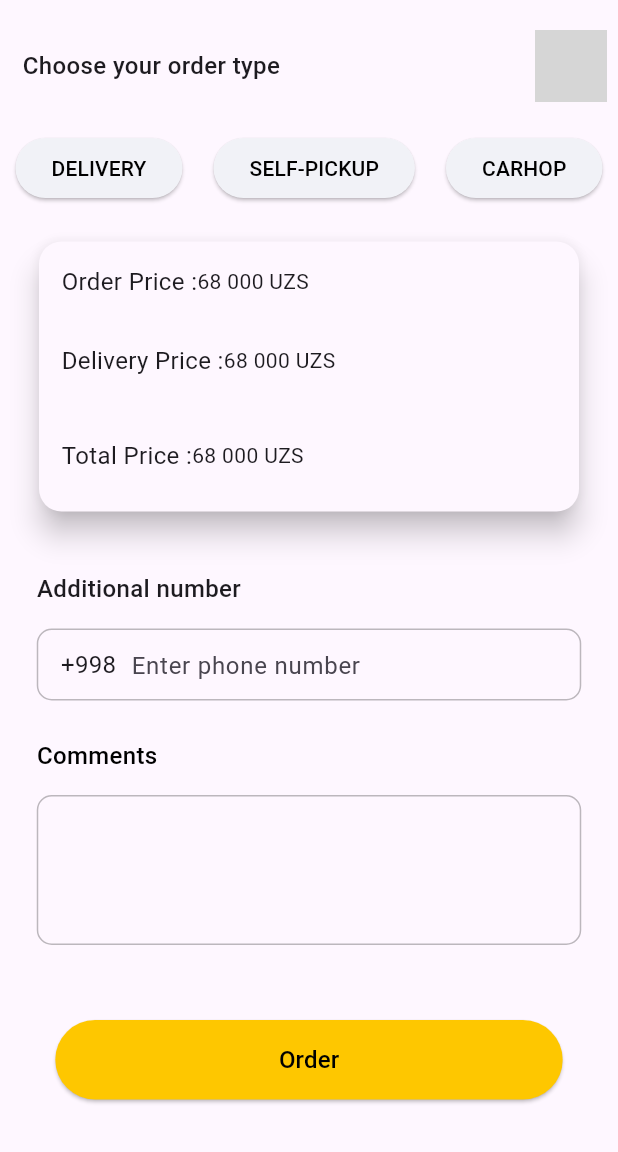
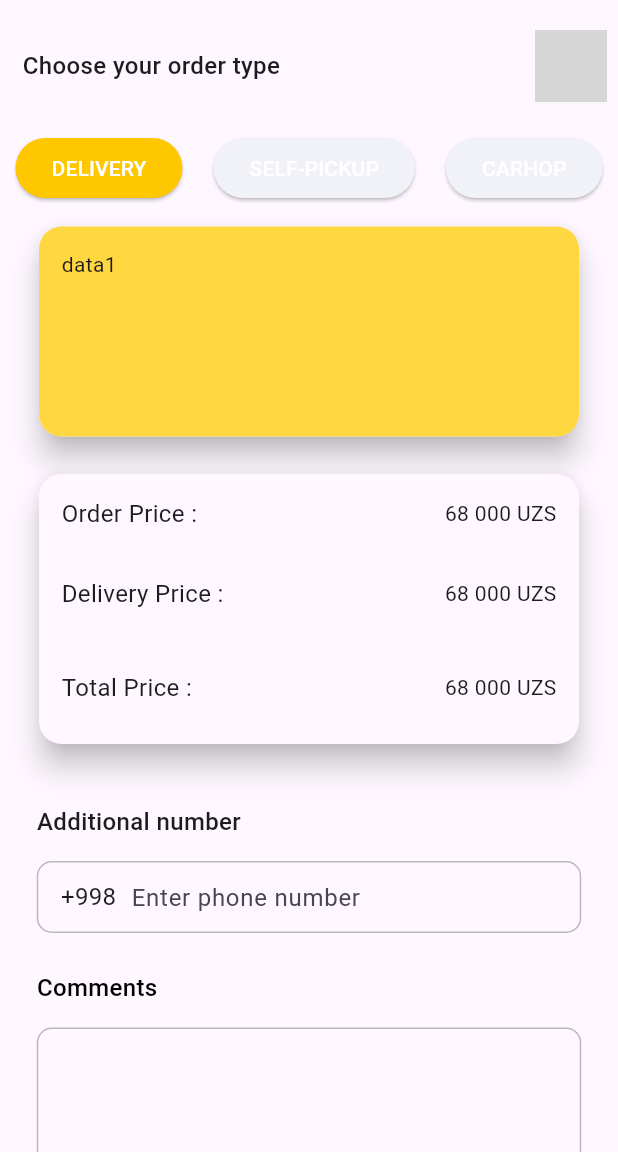
Before and after one commit to IbrokhimSidikov/apploook, a Flutter app: the Checkout screen opened directly, on a phone screen of 412 x 824 dp, the part 84-1236 px from its top. Run offline on Flutter 3.47's test engine with Material 3 defaults, Android fonts, the phone set to English and light mode, and no system bars; our stand-ins replace curved_navigation_bar, flutter_svg; missing offline and left inert: phone_form_field; grey boxes are pictures that could not be loaded.

Commit message:
task-01-18--checkout buttons converted to mattabs

```diff
--- a/lib/main.dart
+++ b/lib/main.dart
@@ -1,4 +1,4 @@
-import 'package:apploook/pages/signin.dart';
+import 'package:apploook/pages/checkout.dart';
 import 'package:flutter/material.dart';
 
 void main() {
@@ -14,7 +14,7 @@ class MyApp extends StatelessWidget {
     return MaterialApp(
         debugShowCheckedModeBanner: false,
         title: 'Flutter Demo',
-        home: const SignIn());
+        home: const Checkout());
   }
 }
 
--- a/lib/pages/checkout.dart
+++ b/lib/pages/checkout.dart
@@ -9,6 +9,7 @@ class Checkout extends StatefulWidget {
 }
 
 class _CheckoutState extends State<Checkout> {
+  int _selectedIndex = 0;
   @override
   Widget build(BuildContext context) {
     return Scaffold(
@@ -20,7 +21,7 @@ class _CheckoutState extends State<Checkout> {
             Row(
               mainAxisAlignment: MainAxisAlignment.start,
               children: [
-                SizedBox(
+                const SizedBox(
                   width: 15.0,
                 ),
                 Text(
@@ -38,39 +39,95 @@ class _CheckoutState extends State<Checkout> {
               mainAxisAlignment: MainAxisAlignment.spaceAround,
               children: [
                 ElevatedButton(
-                  onPressed: () {},
+                  onPressed: () => setState(() => _selectedIndex = 0),
                   style: ButtonStyle(
-                    backgroundColor:
-                        MaterialStateProperty.all(Color(0xffF1F2F7)),
+                    backgroundColor: MaterialStateProperty.all(
+                      _selectedIndex == 0
+                          ? Color(0xffFEC700)
+                          : Color(0xffF1F2F7),
+                    ),
                   ),
                   child: Text(
                     'DELIVERY',
-                    style: TextStyle(color: Colors.black),
+                    style: TextStyle(color: Colors.white),
                   ),
                 ),
                 ElevatedButton(
-                  onPressed: () {},
+                  onPressed: () => setState(() => _selectedIndex = 1),
                   style: ButtonStyle(
-                    backgroundColor:
-                        MaterialStateProperty.all(Color(0xffF1F2F7)),
+                    backgroundColor: MaterialStateProperty.all(
+                      _selectedIndex == 1
+                          ? Color(0xffFEC700)
+                          : Color(0xffF1F2F7),
+                    ),
                   ),
                   child: Text(
                     'SELF-PICKUP',
-                    style: TextStyle(color: Colors.black),
+                    style: TextStyle(color: Colors.white),
                   ),
                 ),
                 ElevatedButton(
-                  onPressed: () {},
+                  onPressed: () => setState(() => _selectedIndex = 2),
                   style: ButtonStyle(
-                    backgroundColor:
-                        MaterialStateProperty.all(Color(0xffF1F2F7)),
+                    backgroundColor: MaterialStateProperty.all(
+                      _selectedIndex == 2
+                          ? Color(0xffFEC700)
+                          : Color(0xffF1F2F7),
+                    ),
                   ),
                   child: Text(
                     'CARHOP',
-                    style: TextStyle(color: Colors.black),
+                    style: TextStyle(color: Colors.white),
                   ),
                 )
               ],
+            ),
+            SizedBox(
+              height: 15.0,
+            ),
+            Material(
+              elevation: 8.0,
+              borderRadius: BorderRadius.circular(15.0),
+              child: Expanded(
+                child: IndexedStack(
+                  index: _selectedIndex,
+                  children: [
+                    Container(
+                      height: 140,
+                      width: 360,
+                      decoration: BoxDecoration(
+                          borderRadius: BorderRadius.circular(15),
+                          color: Colors.amberAccent),
+                      child: Padding(
+                        padding: const EdgeInsets.all(15.0),
+                        child: Text('data1'),
+                      ),
+                    ),
+                    Container(
+                      height: 140,
+                      width: 360,
+                      decoration: BoxDecoration(
+                          borderRadius: BorderRadius.circular(15),
+                          color: Colors.amberAccent),
+                      child: Padding(
+                        padding: const EdgeInsets.all(15.0),
+                        child: Text('data2'),
+                      ),
+                    ),
+                    Container(
+                      height: 140,
+                      width: 360,
+                      decoration: BoxDecoration(
+                          borderRadius: BorderRadius.circular(15),
+                          color: Colors.amberAccent),
+                      child: Padding(
+                        padding: const EdgeInsets.all(15.0),
+                        child: Text('data3'),
+                      ),
+                    ),
+                  ],
+                ),
+              ),
             ),
             SizedBox(
               height: 25.0,
@@ -89,6 +146,7 @@ class _CheckoutState extends State<Checkout> {
                     Padding(
                       padding: EdgeInsets.all(15.0),
                       child: Row(
+                        mainAxisAlignment: MainAxisAlignment.spaceBetween,
                         children: [
                           Text(
                             'Order Price :',
@@ -101,6 +159,7 @@ class _CheckoutState extends State<Checkout> {
                     Padding(
                       padding: EdgeInsets.all(15.0),
                       child: Row(
+                        mainAxisAlignment: MainAxisAlignment.spaceBetween,
                         children: [
                           Text(
                             'Delivery Price :',
@@ -116,6 +175,7 @@ class _CheckoutState extends State<Checkout> {
                     Padding(
                       padding: EdgeInsets.all(15.0),
                       child: Row(
+                        mainAxisAlignment: MainAxisAlignment.spaceBetween,
                         children: [
                           Text(
                             'Total Price :',
@@ -230,7 +290,11 @@ class _CheckoutState extends State<Checkout> {
                       fontSize: 16,
                       color: Colors.black),
                 ),
-                ))
+              ),
+            ),
+            SizedBox(
+              height: 25.0,
+            )
           ],
         ),
       ),
```
Lines whose indentation alone changed are shown as unchanged.
